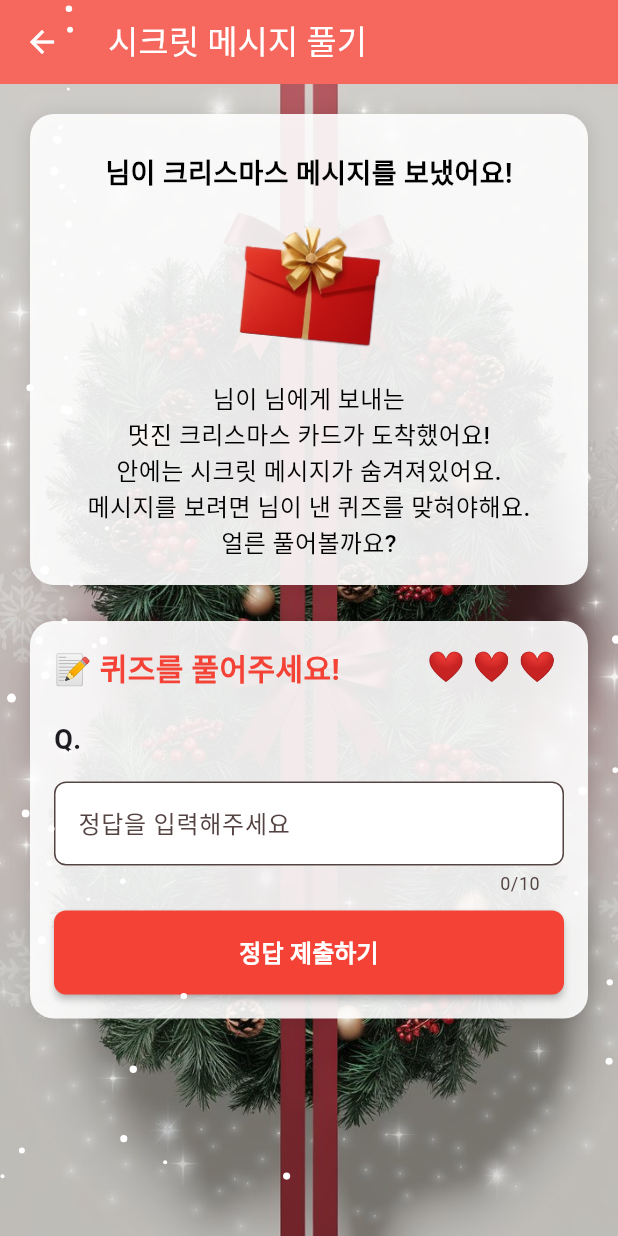
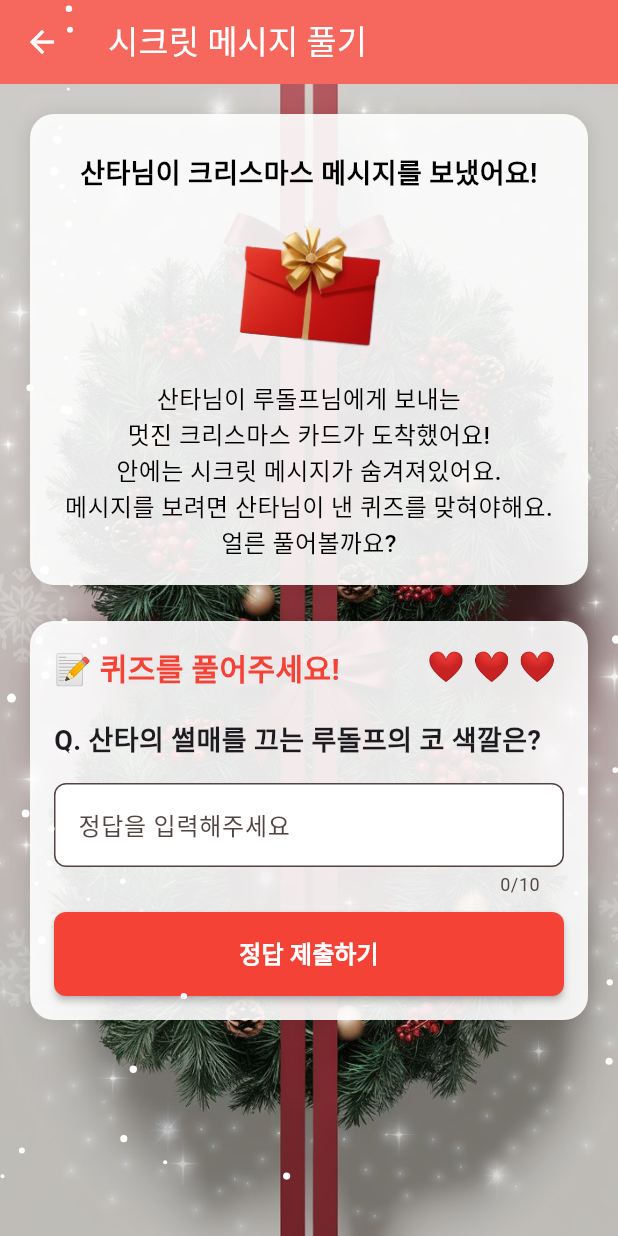
Before and after one commit to isjennifer/my_secret_christmas, a Flutter app: the DecodeMessageModal widget shown alone on an empty page, opened directly, after a tap on "테스트 버튼", on a phone screen of 412 x 824 dp. Run offline on Flutter 3.47's test engine with Material 3 defaults, Android fonts, the phone set to English and light mode, and no system bars; our stand-ins replace audioplayers, flutter_riverpod, google_fonts, shared_preferences, uni_links; missing offline and left inert: kakao_flutter_sdk, social_share; accounts and stored records are empty.

Commit message:
feat: 카드 데이터 매핑 작업

```diff
--- a/lib/decode_message_modal.dart
+++ b/lib/decode_message_modal.dart
@@ -2,6 +2,7 @@
 
 import 'package:flutter/material.dart';
 import 'package:my_secret_christmas/steps/open_steps/decode_message_step.dart';
+import 'package:my_secret_christmas/models/christmas_card.dart';
 
 class DecodeMessageModal extends StatelessWidget {
   const DecodeMessageModal({super.key});
@@ -132,11 +133,28 @@ class DecodeMessageModal extends StatelessWidget {
                         const SizedBox(height: 12),
                         ElevatedButton(
                           onPressed: () {
+                            // 퀴즈 객체 생성
+                            Quiz mockQuiz = Quiz(
+                              question: '산타의 썰매를 끄는 루돌프의 코 색깔은?',
+                              answer: '빨간색',
+                              hint1: '어두운 밤길을 환하게 밝혀주는 색이에요',
+                              hint2: '신호등에서 멈춤을 의미하는 색이에요',
+                            );
+
+                            // 크리스마스 카드 객체 생성
+                            ChristmasCard mockChristmasCard = ChristmasCard(
+                              sender: '산타',
+                              content:
+                                  '올해도 수고 많았어요! 내년에도 행복한 일만 가득하길 바랄게요. 메리 크리스마스!',
+                              recipient: '루돌프',
+                              cardImageUrl: 'assets/christmas_card.png',
+                              quiz: mockQuiz,
+                            );
                             Navigator.push(
                               context,
                               MaterialPageRoute(
-                                  builder: (context) =>
-                                      const DecodeMessagePage()),
+                                  builder: (context) => DecodeMessagePage(
+                                      cardData: mockChristmasCard)),
                             );
                           },
                           style: ElevatedButton.styleFrom(
--- a/lib/steps/open_steps/decode_message_step.dart
+++ b/lib/steps/open_steps/decode_message_step.dart
@@ -5,9 +5,13 @@ import 'dart:math';
 import 'package:flutter/material.dart';
 import 'package:my_secret_christmas/classes/message_preference.dart';
 import 'package:my_secret_christmas/steps/open_steps/message_reveal_step.dart';
+import 'package:my_secret_christmas/models/christmas_card.dart';
 
 class DecodeMessagePage extends StatefulWidget {
-  const DecodeMessagePage({super.key});
+  // final 키워드를 사용하여 불변 변수로 선언
+  final ChristmasCard cardData;
+
+  const DecodeMessagePage({super.key, required this.cardData});
 
   @override
   State<DecodeMessagePage> createState() => _DecodeMessagePageState();
@@ -26,6 +30,21 @@ class _DecodeMessagePageState extends State<DecodeMessagePage> {
   String quiz_hint1 = '';
   String quiz_hint2 = '';
   String quiz_answer = '';
+
+  @override
+  void initState() {
+    super.initState();
+    // cardData에서 데이터 초기화
+    setState(() {
+      sender = widget.cardData.sender ?? '';
+      content = widget.cardData.content ?? '';
+      recipient = widget.cardData.recipient ?? '';
+      quiz_question = widget.cardData.quiz?.question ?? '';
+      quiz_hint1 = widget.cardData.quiz?.hint1 ?? '';
+      quiz_hint2 = widget.cardData.quiz?.hint2 ?? '';
+      quiz_answer = widget.cardData.quiz?.answer ?? '';
+    });
+  }
 
   @override
   void dispose() {
```
Also changed, not shown: lib/sevices/deep_link_service.dart (+13 -20 lines).
